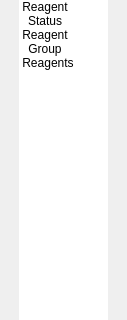
Before: the Qt Designer form HimalayaMain/Gui/Components/Reagents/Forms/ReagentSubMenuWidget.ui in Liyezhong/Master, drawn with Qt 5; both pictures show x 0 to 127 and y 0 to 320 of the 127 by 512 pixel window.
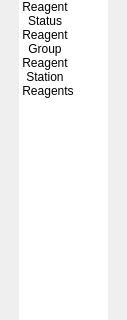
After: the same form once the commit is applied. Icons and pictures are not drawn.

```diff
--- a/HimalayaMain/Gui/Components/Reagents/Forms/ReagentSubMenuWidget.ui
+++ b/HimalayaMain/Gui/Components/Reagents/Forms/ReagentSubMenuWidget.ui
@@ -121,6 +121,15 @@
        <set>ItemIsSelectable|ItemIsUserCheckable|ItemIsEnabled</set>
       </property>
      </item>
+     <item>
+      <property name="text">
+       <string>Reagent Station</string>
+      </property>
+      <property name="icon">
+       <iconset resource="../../../../../../Platform/Gui/Components/MainMenu/Resource/MainMenu.qrc">
+        <normaloff>:/Large/Icons/Configuration/Configuration_Water.png</normaloff>:/Large/Icons/Configuration/Configuration_Water.png</iconset>
+      </property>
+     </item>
      <item>
       <property name="text">
        <string>Reagents</string>
```
